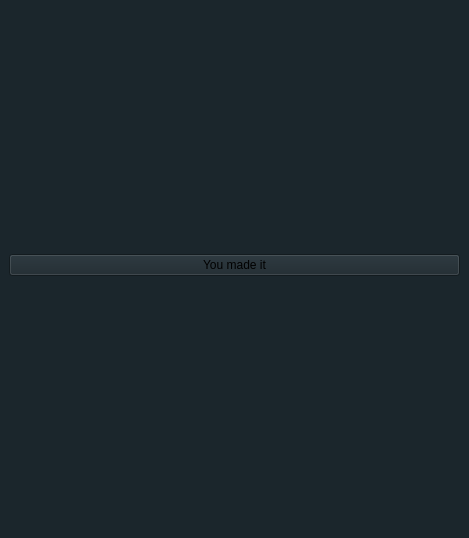
This is UI/UI_Files/aYo.ui in JorgeRamirez7/aYo as Qt 5 draws it before an edit. The edited form follows.
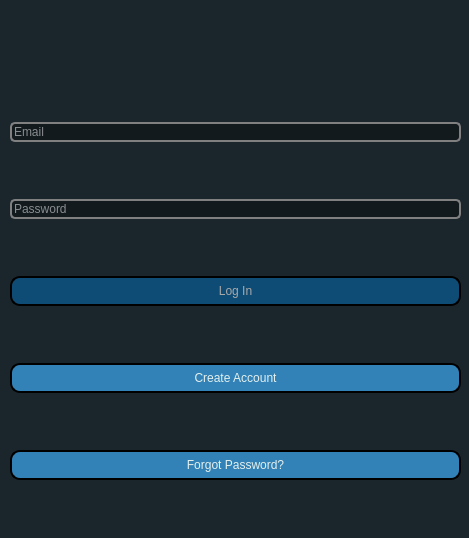
This is the edited form. The open tabs and pages were chosen to show the change.

Patch:
```diff
--- a/UI/UI_Files/aYo.ui
+++ b/UI/UI_Files/aYo.ui
@@ -62,25 +62,6 @@
 QLineEdit:focus{
 border: 2px solid rgb(7,134,193)}</string>
    </property>
-   <widget class="QStackedWidget" name="Windows">
-    <property name="geometry">
-     <rect>
-      <x>0</x>
-      <y>0</y>
-      <width>461</width>
-      <height>531</height>
-     </rect>
-    </property>
-    <property name="minimumSize">
-     <size>
-      <width>100</width>
-      <height>0</height>
-     </size>
-    </property>
-    <property name="currentIndex">
-     <number>0</number>
-    </property>
-    <widget class="QWidget" name="LoginScreen">
      <widget class="QWidget" name="verticalLayoutWidget_2">
       <property name="geometry">
        <rect>
@@ -100,6 +81,23 @@
        <property name="spacing">
         <number>6</number>
        </property>
+     <item>
+      <widget class="QLabel" name="loginLbl">
+       <property name="sizePolicy">
+        <sizepolicy hsizetype="Fixed" vsizetype="Fixed">
+         <horstretch>0</horstretch>
+         <verstretch>0</verstretch>
+        </sizepolicy>
+       </property>
+       <property name="styleSheet">
+        <string notr="true">color: red
+</string>
+       </property>
+       <property name="text">
+        <string/>
+       </property>
+      </widget>
+     </item>
        <item>
         <widget class="QLineEdit" name="mainEmail">
          <property name="autoFillBackground">
@@ -265,30 +263,6 @@
         </widget>
        </item>
       </layout>
-     </widget>
-    </widget>
-    <widget class="QWidget" name="CreateAccount">
-     <widget class="QWidget" name="verticalLayoutWidget">
-      <property name="geometry">
-       <rect>
-        <x>9</x>
-        <y>0</y>
-        <width>451</width>
-        <height>531</height>
-       </rect>
-      </property>
-      <layout class="QVBoxLayout" name="verticalLayout">
-       <item>
-        <widget class="QPushButton" name="pushButton_2">
-         <property name="text">
-          <string>You made it</string>
-         </property>
-        </widget>
-       </item>
-      </layout>
-     </widget>
-    </widget>
-    <widget class="QWidget" name="RecoverPassword"/>
    </widget>
   </widget>
  </widget>
```
Lines whose indentation alone changed are shown as unchanged.
